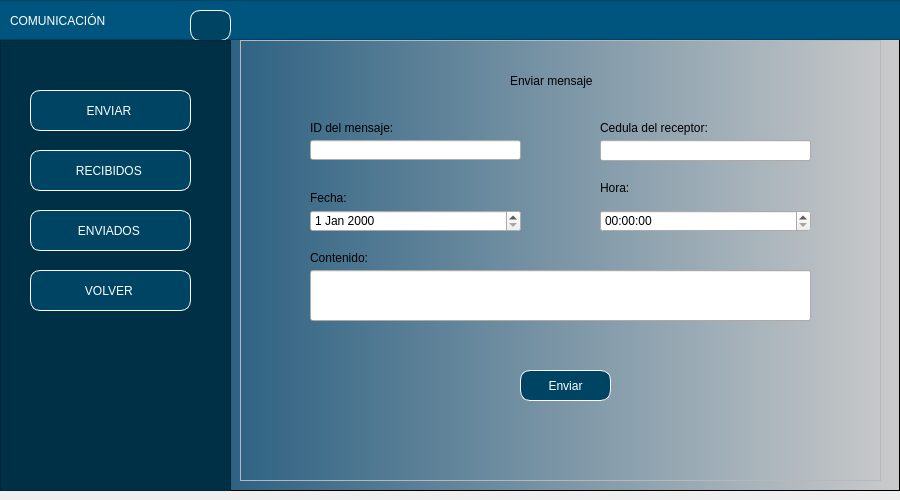
nicoArley/gestionPropiedades, file InterfazGrafica/ventanaEnviarMjs.ui: the form before one commit.
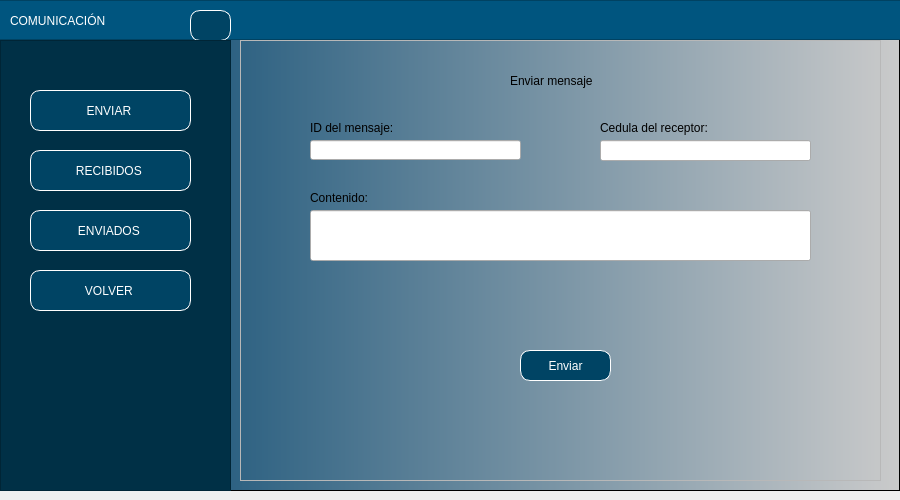
The form after the commit. Icons and pictures are not drawn.

Diff of the .ui file:
```diff
--- a/InterfazGrafica/ventanaEnviarMjs.ui
+++ b/InterfazGrafica/ventanaEnviarMjs.ui
@@ -305,22 +305,6 @@
            <string>ID del mensaje:</string>
           </property>
          </widget>
-         <widget class="QLabel" name="label_5">
-          <property name="geometry">
-           <rect>
-            <x>70</x>
-            <y>150</y>
-            <width>151</width>
-            <height>16</height>
-           </rect>
-          </property>
-          <property name="styleSheet">
-           <string notr="true">font: 9pt &quot;Arial&quot;;</string>
-          </property>
-          <property name="text">
-           <string>Fecha:</string>
-          </property>
-         </widget>
          <widget class="QLabel" name="label_6">
           <property name="geometry">
            <rect>
@@ -341,7 +325,7 @@
           <property name="geometry">
            <rect>
             <x>70</x>
-            <y>210</y>
+            <y>150</y>
             <width>191</width>
             <height>16</height>
            </rect>
@@ -377,7 +361,7 @@
           <property name="geometry">
            <rect>
             <x>280</x>
-            <y>330</y>
+            <y>310</y>
             <width>91</width>
             <height>31</height>
            </rect>
@@ -400,52 +384,16 @@
            <string>Enviar</string>
           </property>
          </widget>
-         <widget class="QLabel" name="label_10">
-          <property name="geometry">
-           <rect>
-            <x>360</x>
-            <y>140</y>
-            <width>191</width>
-            <height>16</height>
-           </rect>
-          </property>
-          <property name="styleSheet">
-           <string notr="true">font: 9pt &quot;Arial&quot;;</string>
-          </property>
-          <property name="text">
-           <string>Hora:</string>
-          </property>
-         </widget>
          <widget class="QLineEdit" name="txtContenido">
           <property name="geometry">
            <rect>
             <x>70</x>
-            <y>230</y>
+            <y>170</y>
             <width>501</width>
             <height>51</height>
            </rect>
           </property>
          </widget>
-         <widget class="QDateEdit" name="dtFecha">
-          <property name="geometry">
-           <rect>
-            <x>70</x>
-            <y>170</y>
-            <width>211</width>
-            <height>22</height>
-           </rect>
-          </property>
-         </widget>
-         <widget class="QTimeEdit" name="tmHora">
-          <property name="geometry">
-           <rect>
-            <x>360</x>
-            <y>170</y>
-            <width>211</width>
-            <height>22</height>
-           </rect>
-          </property>
-         </widget>
         </widget>
        </widget>
       </widget>
```
